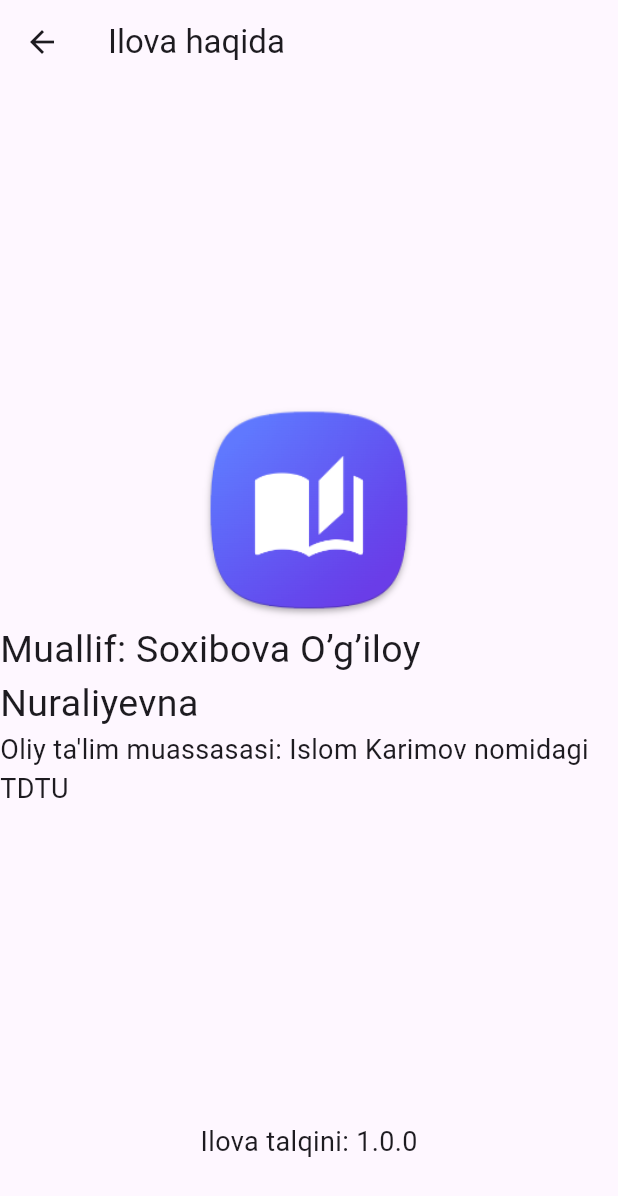
After one commit to Usmoxan/vocabulary_app_flutter_apexwizard, a Flutter app: the screen it shows after launch, after a tap on "Ilova haqida", on a phone screen of 412 x 824 dp. The commit adds this screen. Shown: the top 1196 px of the screen. Run offline on Flutter 3.47's test engine with Material 3 defaults, Android fonts, the light colour scheme and no system bars.

Commit message:
about page added

```diff
--- a/lib/main.dart
+++ b/lib/main.dart
@@ -1,6 +1,5 @@
 import 'package:vocabulary/pages/splash.dart';
 import 'package:flutter/material.dart';
-
 
 void main() {
   runApp(const MyApp());
@@ -13,6 +12,7 @@ class MyApp extends StatelessWidget {
   Widget build(BuildContext context) {
     return MaterialApp(
       title: 'Flutter Demo',
+      debugShowCheckedModeBanner: false,
       theme: ThemeData(
         colorScheme: ColorScheme.fromSeed(seedColor: Colors.deepPurple),
         useMaterial3: true,
--- /dev/null
+++ b/lib/pages/about.dart
@@ -0,0 +1,46 @@
+import 'package:flutter/material.dart';
+
+class AboutPage extends StatefulWidget {
+  const AboutPage({super.key});
+
+  @override
+  State<AboutPage> createState() => _AboutPageState();
+}
+
+class _AboutPageState extends State<AboutPage> {
+  @override
+  Widget build(BuildContext context) {
+    return Scaffold(
+      appBar: AppBar(
+        title: const Text("Ilova haqida"),
+      ),
+      body: Center(
+        child: Column(
+          mainAxisAlignment: MainAxisAlignment.center,
+          crossAxisAlignment: CrossAxisAlignment.center,
+          children: [
+            const Spacer(),
+            SizedBox(
+                width: 150,
+                height: 150,
+                child: Image.asset("assets/icons/ic_launcher.png")),
+            const Text(
+              "Muallif: Soxibova O’g’iloy Nuraliyevna",
+              style: TextStyle(fontSize: 25),
+            ),
+            const Text(
+              "Oliy ta'lim muassasasi: Islom Karimov nomidagi TDTU",
+              style: TextStyle(fontSize: 18),
+            ),
+            const Spacer(),
+            const Text(
+              "Ilova talqini: 1.0.0",
+              style: TextStyle(fontSize: 18),
+            ),
+            const SizedBox(height: 50),
+          ],
+        ),
+      ),
+    );
+  }
+}
--- a/lib/pages/home.dart
+++ b/lib/pages/home.dart
@@ -1,4 +1,5 @@
 import 'package:flutter/material.dart';
+import 'package:vocabulary/pages/about.dart';
 import 'package:vocabulary/pages/vocabulary.dart';
 
 class HomePage extends StatefulWidget {
@@ -55,6 +56,20 @@ class _HomePageState extends State<HomePage> {
     return Scaffold(
       appBar: AppBar(
         title: const Text("Vocabulary"),
+        actions: [
+          IconButton(
+            onPressed: () {
+              Navigator.push(
+                  context,
+                  MaterialPageRoute(
+                    builder: (context) => const AboutPage(),
+                  ));
+            },
+            icon: const Row(
+              children: [Icon(Icons.info), Text('Ilova haqida')],
+            ),
+          )
+        ],
       ),
       body: Padding(
         padding: const EdgeInsets.all(8.0),
--- a/lib/pages/vocabulary.dart
+++ b/lib/pages/vocabulary.dart
@@ -1,6 +1,7 @@
 // vocabulary_screen.dart
 import 'package:flutter/material.dart';
 import 'package:flutter/services.dart';
+import 'package:vocabulary/pages/about.dart';
 import 'package:vocabulary/services/vocabulary_service.dart';
 
 import '../model/vocabulary_item.dart';
@@ -29,6 +30,20 @@ class _VocabularyScreenState extends State<VocabularyScreen> {
     return Scaffold(
       appBar: AppBar(
         title: Text(widget.name),
+        actions: [
+          IconButton(
+            onPressed: () {
+              Navigator.push(
+                  context,
+                  MaterialPageRoute(
+                    builder: (context) => const AboutPage(),
+                  ));
+            },
+            icon: const Row(
+              children: [Icon(Icons.info), Text('Ilova haqida')],
+            ),
+          )
+        ],
       ),
       body: Container(
         margin: const EdgeInsets.all(8.0),
```
Also changed, not shown: 1 other file.
